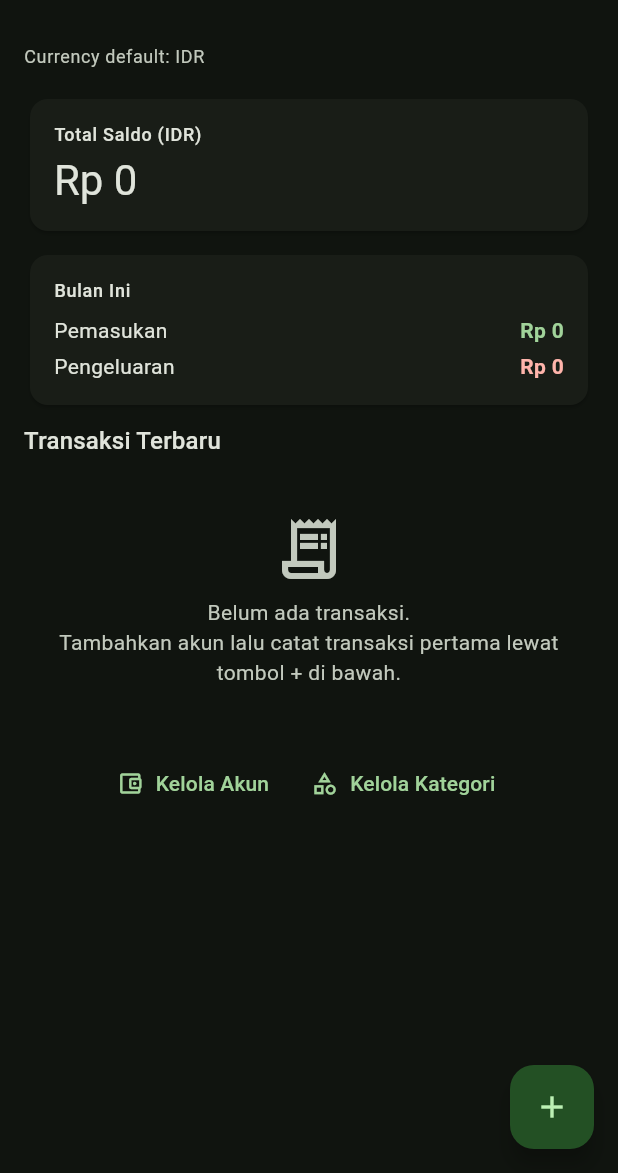
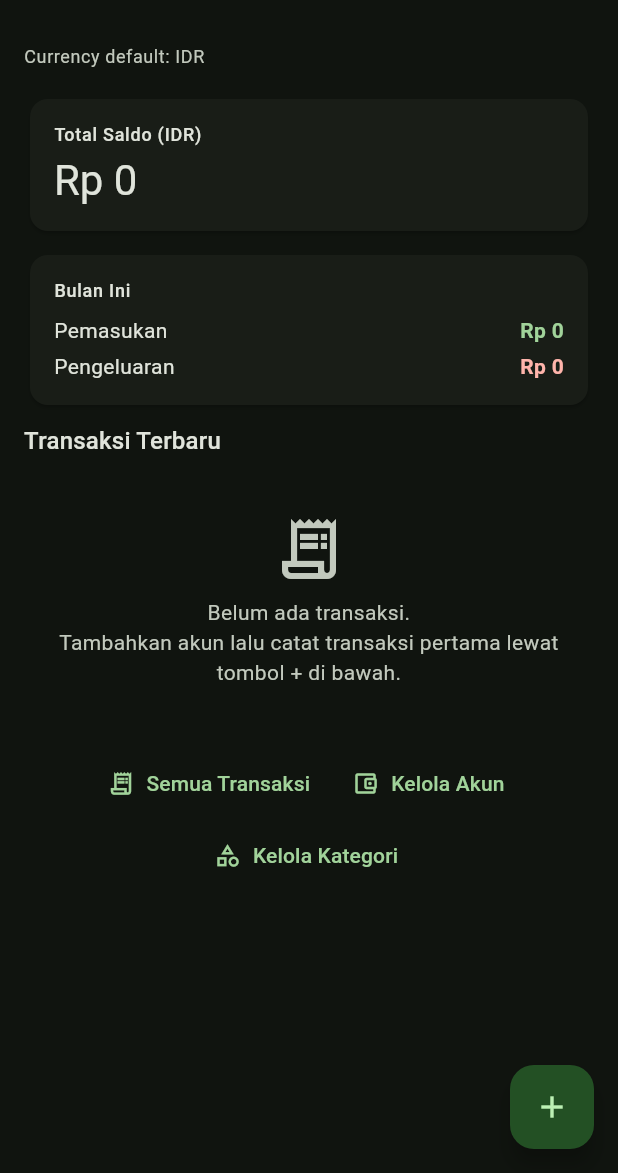
Before and after one commit to sandacof003/vexpense, a Flutter app: the DashboardScreen screen opened by its route, on a phone screen of 412 x 824 dp, the part 63-1236 px from its top. Run offline on Flutter 3.47's test engine with Material 3 defaults, Android fonts, the phone set to English and light mode, and no system bars; our stand-ins replace csv, drift, flutter_riverpod, go_router, shared_preferences; accounts and stored records are empty; generated files the repository leaves out were written again.

Commit message:
fix(fe): tombol Semua Transaksi di dashboard buka daftar (t_2f1b3e10)
Route /transactions FE-05 belum punya entry point dari UI sehingga fitur
tidak bisa diakses user. Tambah TextButton.icon + 1 widget test.
Row -> Wrap supaya 3 tombol tidak overflow di layar sempit.

Test: flutter analyze 0 issue, flutter test 233 passed (base 224).

```diff
--- a/lib/features/dashboard/dashboard_screen.dart
+++ b/lib/features/dashboard/dashboard_screen.dart
@@ -12,6 +12,7 @@ import '../../core/settings/settings_providers.dart';
 import '../accounts/accounts_screen.dart';
 import '../categories/categories_screen.dart';
 import '../transactions/presentation/transaction_form_screen.dart';
+import '../transactions/presentation/transaction_list_screen.dart';
 
 /// Dashboard FE-03: total balance (IDR), ringkasan bulan berjalan, dan
 /// transaksi terbaru. Semua saldo dihitung dari ledger (BE-02/BE-05) —
@@ -204,9 +205,15 @@ class DashboardScreen extends ConsumerWidget {
           ),
           const SizedBox(height: 8),
           // Navigasi kelola akun & kategori (FE-06) — wireframe screen 8.
-          Row(
-            mainAxisAlignment: MainAxisAlignment.center,
+          Wrap(
+            alignment: WrapAlignment.center,
             children: [
+              TextButton.icon(
+                key: const Key('dashboard.goto.transactions'),
+                icon: const Icon(Icons.receipt_long_outlined),
+                label: const Text('Semua Transaksi'),
+                onPressed: () => context.push(TransactionListScreen.path),
+              ),
               TextButton.icon(
                 key: const Key('dashboard.goto.accounts'),
                 icon: const Icon(Icons.account_balance_wallet_outlined),
```
Also changed, not shown: 1 other file.
